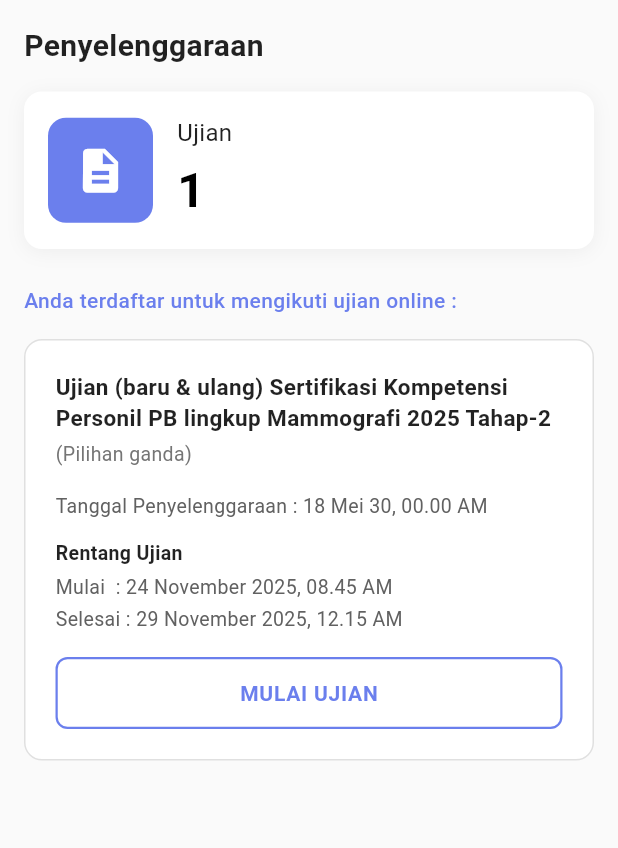
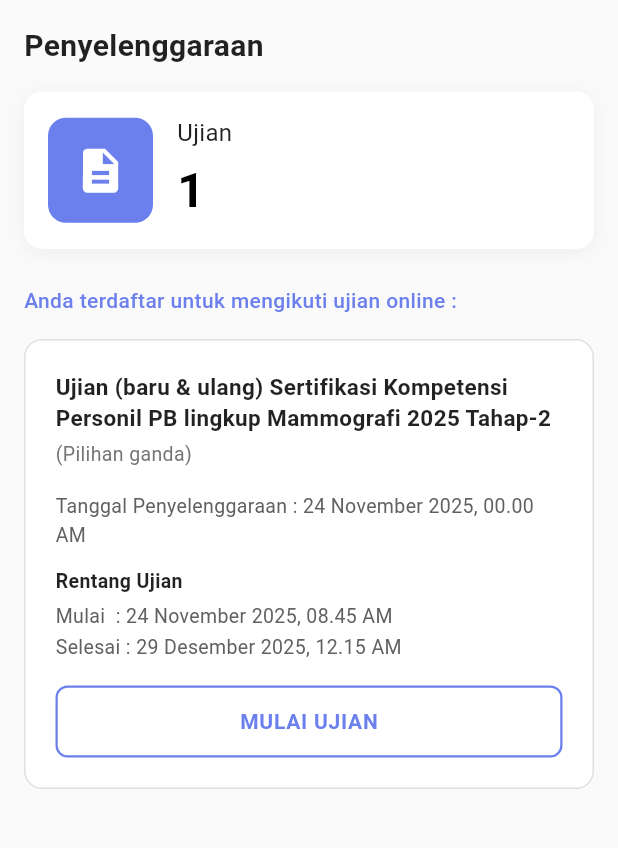
Before and after one commit to vy09/cat_project, a Flutter app: the DashboardScreen screen opened by its route, on a phone screen of 412 x 824 dp, the part 84-932 px from its top. Run offline on Flutter 3.47's test engine with Material 3 defaults, Android fonts, the phone set to English and light mode, and no system bars.

Commit message:
feat: Update exam registration dates and simplify exam start logic

```diff
--- a/lib/core/services/dashboard_service.dart
+++ b/lib/core/services/dashboard_service.dart
@@ -9,9 +9,9 @@ class DashboardService {
         title:
             'Ujian (baru & ulang) Sertifikasi Kompetensi Personil PB lingkup Mammografi 2025 Tahap-2',
         description: '(Pilihan ganda)',
-        registrationDate: DateTime(24, 11, 2025),
+        registrationDate: DateTime(2025, 11, 24),
         startDate: DateTime(2025, 11, 24, 8, 45),
-        endDate: DateTime(2025, 11, 29, 12, 15),
+        endDate: DateTime(2025, 12, 29, 12, 15),
         isOpen: true,
       ),
     ];
@@ -19,10 +19,8 @@ class DashboardService {
 
   /// Check if user can start exam
   bool canStartExam(ExamModel exam) {
-    final now = DateTime.now();
-    return exam.isOpen &&
-        now.isAfter(exam.startDate) &&
-        now.isBefore(exam.endDate);
+    // Always allow exam for testing purposes
+    return exam.isOpen;
   }
 
   /// Format date time for display
--- a/lib/modules/dashboard/widgets/exam_card.dart
+++ b/lib/modules/dashboard/widgets/exam_card.dart
@@ -72,15 +72,14 @@ class ExamCard extends StatelessWidget {
           SizedBox(
             width: double.infinity,
             child: OutlinedButton(
-              onPressed: dashboardService.canStartExam(exam)
-                  ? onStartExam
-                  : null,
+              onPressed: onStartExam,
               style: OutlinedButton.styleFrom(
                 side: const BorderSide(color: Color(0xFF6B7FED), width: 1.5),
                 padding: const EdgeInsets.symmetric(vertical: 14),
                 shape: RoundedRectangleBorder(
                   borderRadius: BorderRadius.circular(8),
                 ),
+                backgroundColor: Colors.transparent,
               ),
               child: const Text(
                 'MULAI UJIAN',
--- a/pubspec.yaml
+++ b/pubspec.yaml
@@ -58,7 +58,8 @@ flutter:
 
   # To add assets to your application, add an assets section, like this:
   assets:
-    - assets/images/logo_bapeten.png
+    - assets/images/logo/
+    - assets/images/icons/
 
   # An image asset can refer to one or more resolution-specific "variants", see
   # https://flutter.dev/to/resolution-aware-images
```
